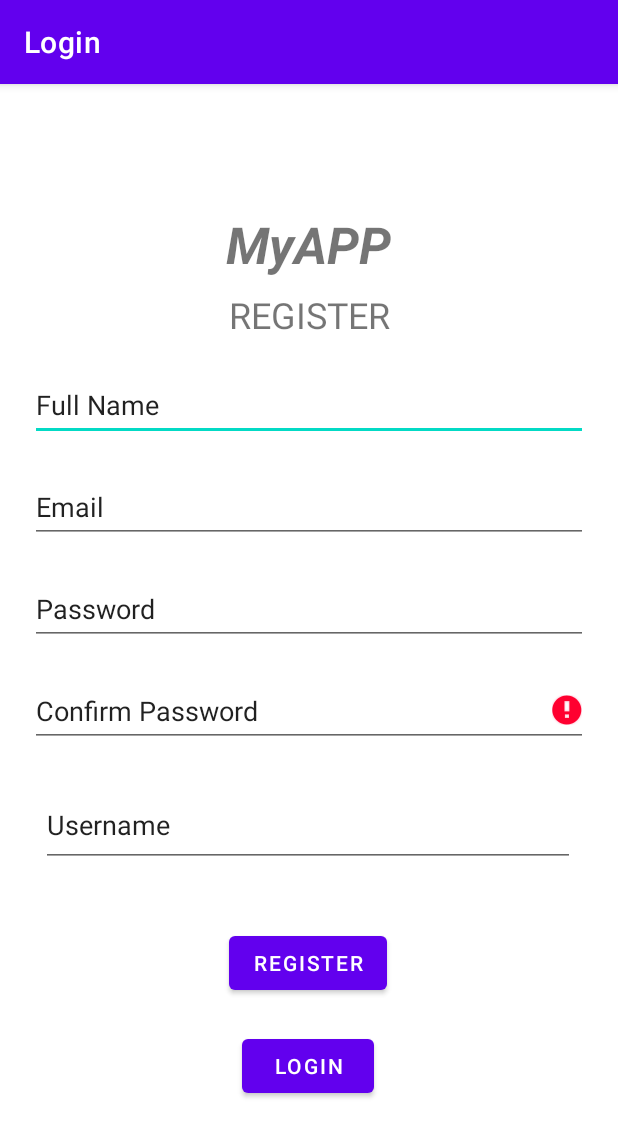
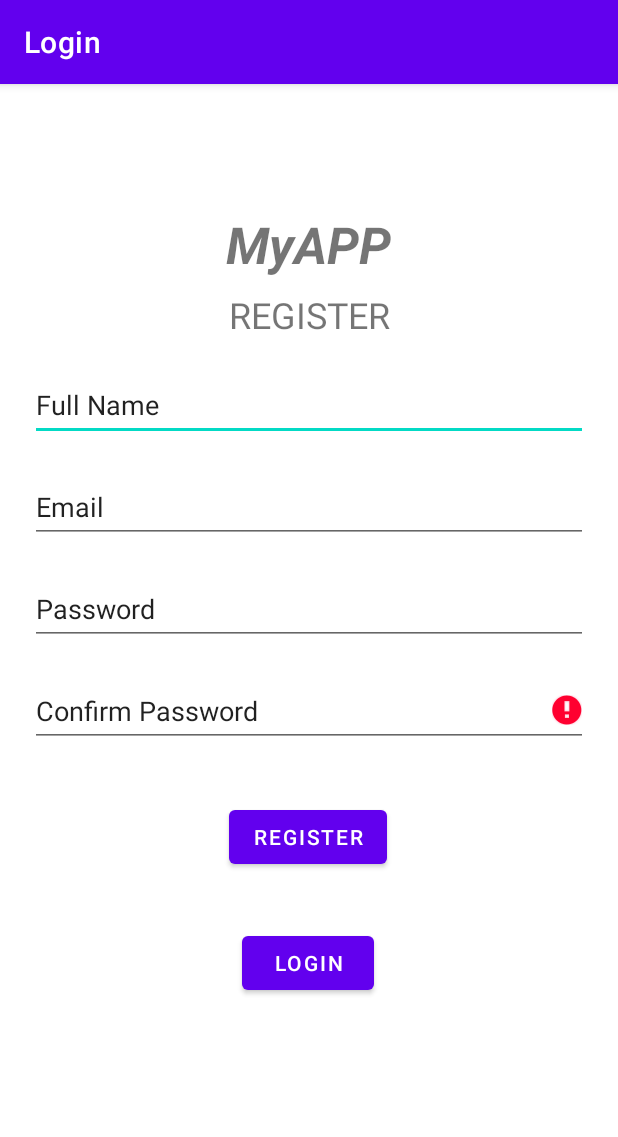
Before and after one commit to anishh747/AndroidStudioProject, an Android app: the Register screen opened directly, with no data from a screen before it, after a tap on "REGISTER", on a phone screen of 412 x 824 dp. Shown: the top 1137 px of the screen. Run offline under Robolectric (Android 15) with nearby library versions, the phone set to English and light mode, and no system bars; our stand-ins replace Firebase (no records; nobody signed in at launch, a user with empty details on screens opened directly).

Commit message:
Added some features

```diff
--- a/app/src/main/java/com/example/login/Register.java
+++ b/app/src/main/java/com/example/login/Register.java
@@ -21,7 +21,7 @@ import com.google.firebase.database.FirebaseDatabase;
 import com.google.firebase.database.ValueEventListener;
 
 public class Register extends AppCompatActivity {
-    EditText inputfname,inputemail,inputpass,inputconfirmPass, inputusername;
+    EditText inputfname,inputemail,inputpass,inputconfirmPass;
     Button goToLogin, register;
     FirebaseAuth firebaseAuth;
     FirebaseUser firebaseUser;
@@ -41,7 +41,6 @@ public class Register extends AppCompatActivity {
         inputemail = findViewById(R.id.inputEmail);
         inputpass = findViewById(R.id.inputPass);
         inputconfirmPass = findViewById(R.id.inputConfirmPass);
-        inputusername = findViewById(R.id.userName);
         firebaseAuth = FirebaseAuth.getInstance();
         firebaseUser = firebaseAuth.getCurrentUser();
         firebaseDatabase = FirebaseDatabase.getInstance();
@@ -62,15 +61,14 @@ public class Register extends AppCompatActivity {
         String enterEmail = inputemail.getText().toString();
         String password = inputpass.getText().toString();
         String confirmPassword = inputconfirmPass.getText().toString();
-        String username = inputusername.getText().toString();
 
-        if(fname.isEmpty() ||  enterEmail.isEmpty()||confirmPassword.isEmpty()||password.isEmpty()||username.isEmpty())
+        if(fname.isEmpty() ||  enterEmail.isEmpty()||confirmPassword.isEmpty()||password.isEmpty())
         {
             inputfname.setError("Cannot be empty");
         } else if (!password.equals(confirmPassword)) {
             inputconfirmPass.setError("Passwords do not match");
         }else{
-            addUserDataToDatabase(enterEmail,fname,password,username);
+            addUserDataToDatabase(enterEmail,fname,password);
 
 
             progressDialog.setMessage("Processing");
@@ -93,9 +91,9 @@ public class Register extends AppCompatActivity {
         }
     }
 
-    public void addUserDataToDatabase(String enterEmail, String fname, String password,String username){
-        user = new User(enterEmail, fname, password, username);
-        databaseReference.child(username).setValue(user).addOnFailureListener(task -> {
+    public void addUserDataToDatabase(String enterEmail, String fname, String password){
+        user = new User(enterEmail, fname, password);
+        databaseReference.child(enterEmail.replace(".",",")).setValue(user).addOnFailureListener(task -> {
             Toast.makeText(this, "DATABASE ERROR", Toast.LENGTH_SHORT).show();
             System.exit(0);
         });
--- a/app/src/main/java/com/example/login/ui/home/User.java
+++ b/app/src/main/java/com/example/login/ui/home/User.java
@@ -4,13 +4,13 @@ public class User {
     public String emailAddress;
     public String fullName;
     public String password;
-    public String username;
+    public boolean isFirst;
 
     public User(){}
-    public User (String emailAddress, String fullName, String password,String username){
+    public User (String emailAddress, String fullName, String password){
         this.emailAddress = emailAddress;
         this.fullName = fullName;
         this.password = password;
-        this.username = username;
+        isFirst = true;
     }
 }
--- a/app/src/main/res/layout/activity_register.xml
+++ b/app/src/main/res/layout/activity_register.xml
@@ -94,12 +94,12 @@
         android:id="@+id/registerBtn"
         android:layout_width="wrap_content"
         android:layout_height="wrap_content"
-        android:layout_marginTop="40dp"
+        android:layout_marginTop="36dp"
         android:text="Register"
         app:layout_constraintEnd_toEndOf="parent"
         app:layout_constraintHorizontal_bias="0.498"
         app:layout_constraintStart_toStartOf="parent"
-        app:layout_constraintTop_toBottomOf="@+id/userName" />
+        app:layout_constraintTop_toBottomOf="@+id/inputConfirmPass" />
 
     <Button
         android:id="@+id/LoginBtn"
@@ -113,16 +113,4 @@
         app:layout_constraintTop_toBottomOf="@+id/registerBtn"
         app:layout_constraintVertical_bias="0.187" />
 
-    <EditText
-        android:id="@+id/userName"
-        android:layout_width="356dp"
-        android:layout_height="56dp"
-        android:layout_marginTop="24dp"
-        android:ems="10"
-        android:inputType="textPersonName"
-        android:text="Username"
-        app:layout_constraintEnd_toEndOf="parent"
-        app:layout_constraintHorizontal_bias="0.49"
-        app:layout_constraintStart_toStartOf="parent"
-        app:layout_constraintTop_toBottomOf="@+id/inputConfirmPass" />
 </androidx.constraintlayout.widget.ConstraintLayout>
```
Also changed, not shown: app/src/main/java/com/example/login/AskDetails.java (+32 -0 lines), app/src/main/java/com/example/login/Login.java (+31 -2 lines).
